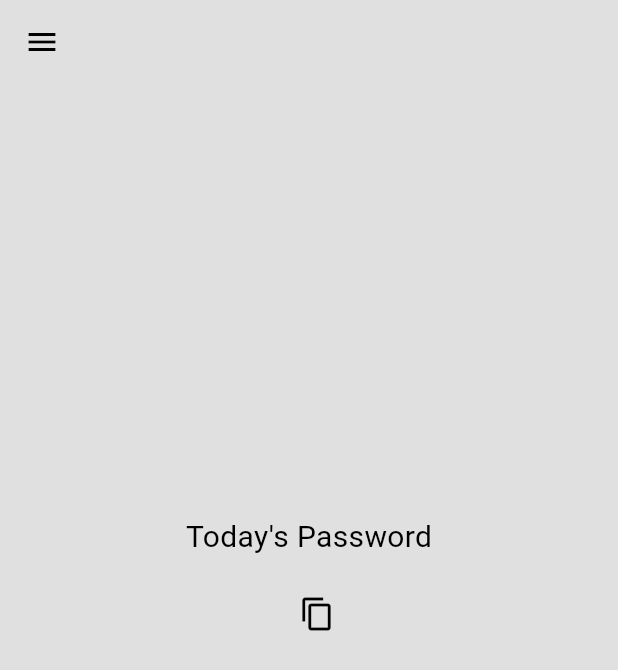
After one commit to kamalkoranga/kaalpass, a Flutter app: the screen it shows after launch, after a tap on "Cancel", on a phone screen of 412 x 824 dp. The commit adds this screen. Shown: the top 670 px of the screen. Run offline on Flutter 3.47's test engine with Material 3 defaults, Android fonts, the phone set to English and light mode, and no system bars; our stand-ins replace shared_preferences; missing offline and left inert: home_widget.

Commit message:
password_display widget

```diff
--- /dev/null
+++ b/lib/widgets/password_display.dart
@@ -0,0 +1,55 @@
+import 'package:flutter/material.dart';
+import 'package:flutter/services.dart';
+
+
+class PasswordDisplay extends StatelessWidget {
+  const PasswordDisplay({
+    super.key,
+    required this.currentPassword,
+  });
+
+  final String currentPassword;
+
+  @override
+  Widget build(BuildContext context) {
+    return Column(
+        mainAxisAlignment: MainAxisAlignment.center,
+        children: <Widget>[
+          Text(
+            'Today\'s Password',
+            style: TextStyle(
+              fontSize: 20
+            ),
+          ),
+          SizedBox(height: 10,),
+          Row(
+            mainAxisAlignment: MainAxisAlignment.center,
+            children: [
+              SelectableText(
+                currentPassword,
+                style: TextStyle(
+                  fontSize: 32,
+                  fontWeight: FontWeight.bold
+                ),
+              ),
+              SizedBox(width: 8,),
+              IconButton(
+               icon: Icon(Icons.copy),
+               tooltip: 'Copy to Clipboard',
+               onPressed: () {
+                Clipboard.setData(ClipboardData(text: currentPassword));
+                ScaffoldMessenger.of(context).showSnackBar(
+                  SnackBar(
+                    content: Text('Password copied to clipboard'),
+                    duration: Duration(seconds: 1),
+                  )
+                );
+               },
+              )
+            ],
+          ),
+          SizedBox(height: 100,),
+        ],
+      );
+  }
+}
```
Also changed, not shown: lib/pages/home_page.dart (+4 -44 lines).
